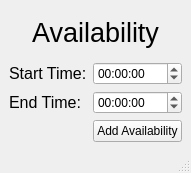
Above: TestingGrounds/availability.ui from HKavalos/ToGather before the change. Below: the same form after it.
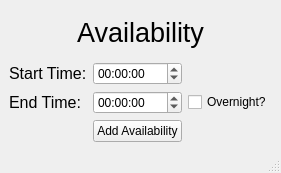
That is the form after the change.

Commit message: events are now added to groups properly and deleted properly

The edit to the form file:
```diff
--- a/TestingGrounds/availability.ui
+++ b/TestingGrounds/availability.ui
@@ -6,7 +6,7 @@
    <rect>
     <x>0</x>
     <y>0</y>
-    <width>185</width>
+    <width>267</width>
     <height>173</height>
    </rect>
   </property>
@@ -85,7 +85,14 @@
       </property>
      </widget>
     </item>
-    <item row="0" column="0" colspan="2">
+    <item row="3" column="2">
+     <widget class="QCheckBox" name="checkBox">
+      <property name="text">
+       <string>Overnight?</string>
+      </property>
+     </widget>
+    </item>
+    <item row="0" column="0" colspan="3">
      <widget class="QLabel" name="label">
       <property name="font">
        <font>
```
Left out of the diff: 2 changed lines with no effect on the pictures. The commit also changes 2 other files.
